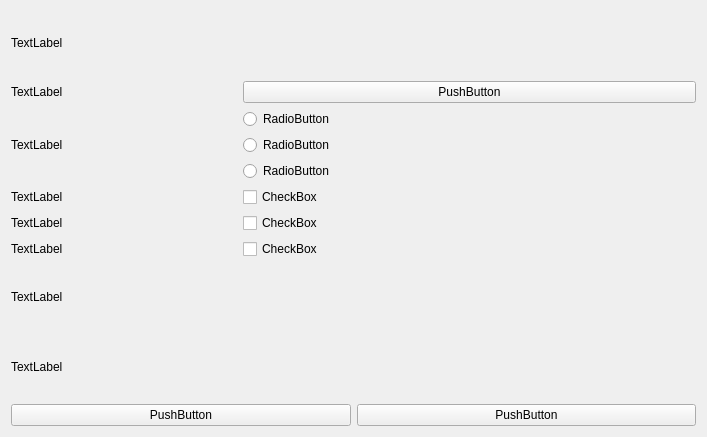
Above: ui/settings.ui from waire-p/EyeSA before the change. Below: the same form after it.
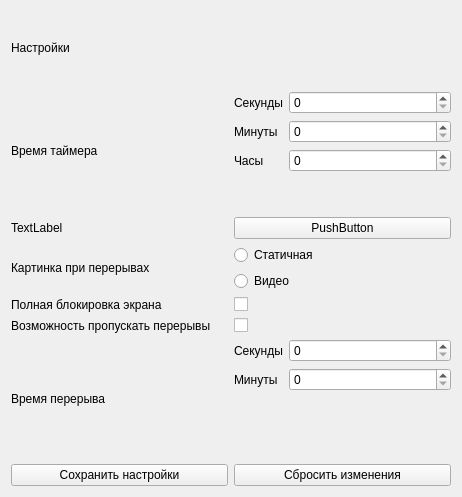
That is the form after the change.

Commit message: + папка data + перенесены классы из файла main + возможность открыть окно настроек

Patch:
```diff
--- a/ui/settings.ui
+++ b/ui/settings.ui
@@ -6,8 +6,8 @@
    <rect>
     <x>0</x>
     <y>0</y>
-    <width>707</width>
-    <height>437</height>
+    <width>462</width>
+    <height>497</height>
    </rect>
   </property>
   <property name="windowTitle">
@@ -19,114 +19,174 @@
      <item>
       <widget class="QLabel" name="label">
        <property name="text">
-        <string>TextLabel</string>
+        <string>Настройки</string>
        </property>
       </widget>
      </item>
      <item>
-      <layout class="QGridLayout" name="gridLayout" rowstretch="0,0,0,0,0,0,0" columnstretch="2,4">
-       <item row="1" column="1">
-        <layout class="QVBoxLayout" name="verticalLayout_2">
-         <item>
-          <widget class="QRadioButton" name="radioButton">
-           <property name="text">
-            <string>RadioButton</string>
-           </property>
-          </widget>
-         </item>
-         <item>
-          <widget class="QRadioButton" name="radioButton_3">
-           <property name="text">
-            <string>RadioButton</string>
-           </property>
-          </widget>
-         </item>
-         <item>
-          <widget class="QRadioButton" name="radioButton_2">
-           <property name="text">
-            <string>RadioButton</string>
-           </property>
-          </widget>
-         </item>
-        </layout>
-       </item>
-       <item row="6" column="0">
-        <widget class="QLabel" name="label_8">
-         <property name="text">
-          <string>TextLabel</string>
-         </property>
-        </widget>
-       </item>
-       <item row="2" column="1">
-        <widget class="QCheckBox" name="checkBox">
-         <property name="text">
-          <string>CheckBox</string>
-         </property>
-        </widget>
-       </item>
-       <item row="3" column="1">
-        <widget class="QCheckBox" name="checkBox_2">
-         <property name="text">
-          <string>CheckBox</string>
-         </property>
-        </widget>
-       </item>
-       <item row="4" column="1">
-        <widget class="QCheckBox" name="checkBox_3">
-         <property name="text">
-          <string>CheckBox</string>
-         </property>
-        </widget>
-       </item>
+      <layout class="QGridLayout" name="gridLayout" rowstretch="0,0,0,0,0,0,0" columnstretch="2,2">
        <item row="0" column="0">
-        <widget class="QLabel" name="label_2">
+        <widget class="QLabel" name="label_8">
          <property name="text">
-          <string>TextLabel</string>
-         </property>
-        </widget>
-       </item>
-       <item row="4" column="0">
-        <widget class="QLabel" name="label_6">
-         <property name="text">
-          <string>TextLabel</string>
-         </property>
-        </widget>
-       </item>
-       <item row="0" column="1">
-        <widget class="QPushButton" name="pushButton">
-         <property name="text">
-          <string>PushButton</string>
+          <string>Время таймера</string>
          </property>
         </widget>
        </item>
        <item row="2" column="0">
-        <widget class="QLabel" name="label_4">
-         <property name="text">
-          <string>TextLabel</string>
-         </property>
-        </widget>
-       </item>
-       <item row="1" column="0">
         <widget class="QLabel" name="label_3">
          <property name="text">
-          <string>TextLabel</string>
+          <string>Картинка при перерывах</string>
+         </property>
+        </widget>
+       </item>
+       <item row="3" column="0">
+        <widget class="QLabel" name="label_4">
+         <property name="text">
+          <string>Полная блокировка экрана</string>
          </property>
         </widget>
        </item>
        <item row="5" column="0">
         <widget class="QLabel" name="label_7">
          <property name="text">
-          <string>TextLabel</string>
+          <string>Время перерыва</string>
          </property>
         </widget>
        </item>
-       <item row="3" column="0">
+       <item row="4" column="0">
         <widget class="QLabel" name="label_5">
          <property name="text">
+          <string>Возможность пропускать перерывы</string>
+         </property>
+        </widget>
+       </item>
+       <item row="1" column="0">
+        <widget class="QLabel" name="label_2">
+         <property name="text">
           <string>TextLabel</string>
          </property>
         </widget>
        </item>
+       <item row="2" column="1">
+        <layout class="QVBoxLayout" name="verticalLayout_2">
+         <item>
+          <widget class="QRadioButton" name="static_image">
+           <property name="text">
+            <string>Статичная</string>
+           </property>
+          </widget>
+         </item>
+         <item>
+          <widget class="QRadioButton" name="video">
+           <property name="text">
+            <string>Видео</string>
+           </property>
+          </widget>
+         </item>
+        </layout>
+       </item>
+       <item row="1" column="1">
+        <widget class="QPushButton" name="pushButton">
+         <property name="text">
+          <string>PushButton</string>
+         </property>
+        </widget>
+       </item>
+       <item row="0" column="1">
+        <layout class="QFormLayout" name="formLayout">
+         <item row="0" column="0">
+          <widget class="QLabel" name="label_9">
+           <property name="text">
+            <string>Секунды</string>
+           </property>
+          </widget>
+         </item>
+         <item row="1" column="0">
+          <widget class="QLabel" name="label_10">
+           <property name="text">
+            <string>Минуты</string>
+           </property>
+          </widget>
+         </item>
+         <item row="2" column="0">
+          <widget class="QLabel" name="label_11">
+           <property name="text">
+            <string>Часы</string>
+           </property>
+          </widget>
+         </item>
+         <item row="0" column="1">
+          <widget class="QSpinBox" name="timer_seconds">
+           <property name="autoFillBackground">
+            <bool>false</bool>
+           </property>
+           <property name="maximum">
+            <number>59</number>
+           </property>
+          </widget>
+         </item>
+         <item row="1" column="1">
+          <widget class="QSpinBox" name="timer_minutes">
+           <property name="maximum">
+            <number>59</number>
+           </property>
+          </widget>
+         </item>
+         <item row="2" column="1">
+          <widget class="QSpinBox" name="timer_hours">
+           <property name="maximum">
+            <number>23</number>
+           </property>
+          </widget>
+         </item>
+        </layout>
+       </item>
+       <item row="5" column="1">
+        <layout class="QFormLayout" name="formLayout_2">
+         <item row="0" column="0">
+          <widget class="QLabel" name="label_12">
+           <property name="text">
+            <string>Секунды</string>
+           </property>
+          </widget>
+         </item>
+         <item row="1" column="0">
+          <widget class="QLabel" name="label_13">
+           <property name="text">
+            <string>Минуты</string>
+           </property>
+          </widget>
+         </item>
+         <item row="0" column="1">
+          <widget class="QSpinBox" name="break_seconds">
+           <property name="maximum">
+            <number>59</number>
+           </property>
+          </widget>
+         </item>
+         <item row="1" column="1">
+          <widget class="QSpinBox" name="break_minutes">
+           <property name="maximum">
+            <number>59</number>
+           </property>
+          </widget>
+         </item>
+        </layout>
+       </item>
+       <item row="4" column="1">
+        <widget class="QCheckBox" name="checkBox_2">
+         <property name="text">
+          <string/>
+         </property>
+        </widget>
+       </item>
+       <item row="3" column="1">
+        <widget class="QCheckBox" name="checkBox">
+         <property name="text">
+          <string/>
+         </property>
+        </widget>
+       </item>
       </layout>
      </item>
      <item>
@@ -134,14 +194,14 @@
        <item>
         <widget class="QPushButton" name="pushButton_3">
          <property name="text">
-          <string>PushButton</string>
+          <string>Сохранить настройки</string>
          </property>
         </widget>
        </item>
        <item>
         <widget class="QPushButton" name="pushButton_2">
          <property name="text">
-          <string>PushButton</string>
+          <string>Сбросить изменения</string>
          </property>
         </widget>
        </item>
```
Left out of the diff: 8 changed lines with no effect on the pictures. The commit also changes 5 other files.
